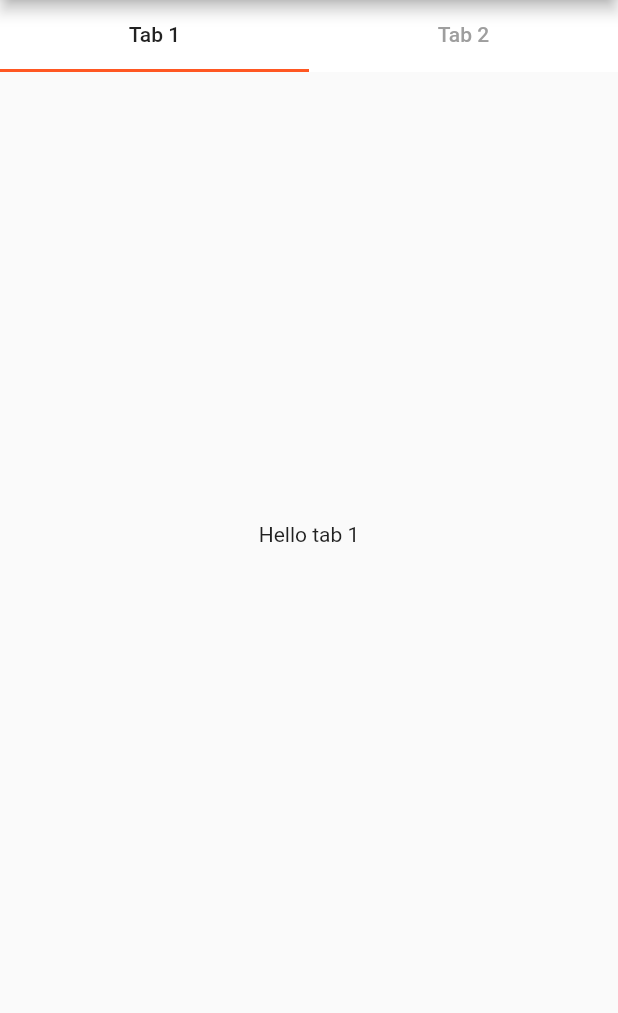
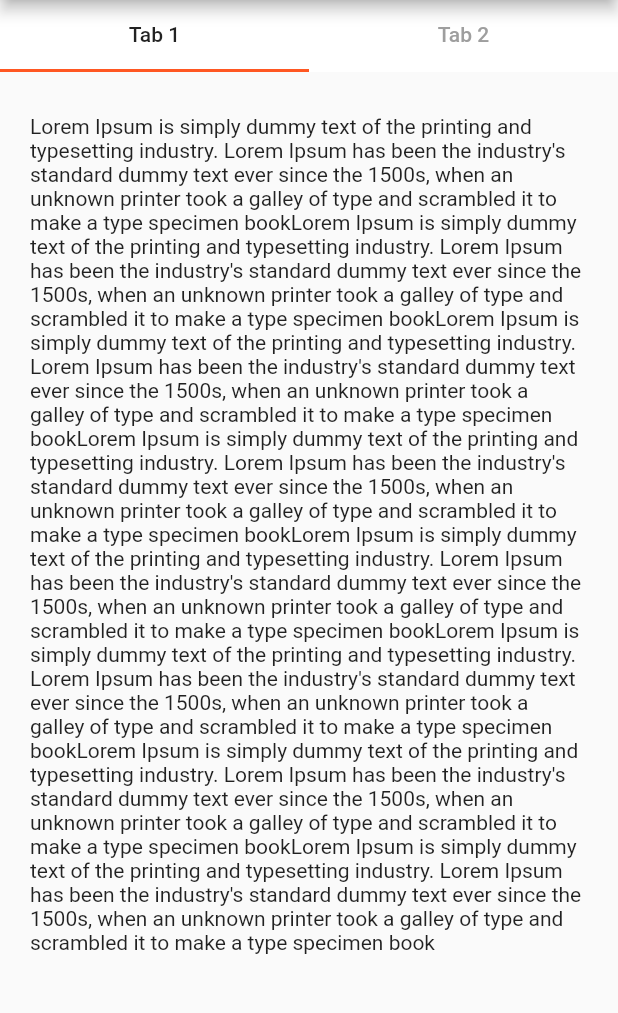
Before and after one commit to kzjn10/Flutter-SliverAppBar-KeepAliveClient, a Flutter app: the screen it shows after launch, scrolled down 298 dp, on a phone screen of 412 x 824 dp, the part 84-1097 px from its top. Run offline on Flutter 3.47's test engine with Material 2 defaults, Android fonts, the phone set to English and light mode, and no system bars; network calls fail.

Commit message:
first commit

```diff
--- a/lib/main.dart
+++ b/lib/main.dart
@@ -10,7 +10,7 @@ class MyApp extends StatelessWidget {
     return new MaterialApp(
       title: 'Flutter Demo',
       theme: new ThemeData(
-        primarySwatch: Colors.blue,
+        primarySwatch: Colors.orange,
       ),
       home: new MyHomePage(title: 'Flutter Demo Home Page'),
     );
@@ -50,7 +50,7 @@ class _MyHomePageState extends State<MyHomePage> with AutomaticKeepAliveClientMi
                           fontSize: 16.0,
                         )),
                     background: Image.network(
-                      "https://images.pexels.com/photos/396547/pexels-photo-396547.jpeg?auto=compress&cs=tinysrgb&h=350",
+                      "https://i.pinimg.com/564x/15/68/74/15687422736584f42e9e4962594c7a2c.jpg",
                       fit: BoxFit.cover,
                     )),
               ),
@@ -70,11 +70,15 @@ class _MyHomePageState extends State<MyHomePage> with AutomaticKeepAliveClientMi
               ),
             ];
           },
-          body: new TabBarView(children: <Widget>[
-           new Tab1View(),
-           new Tab2View(),
+          body: new Container(
+            padding: new EdgeInsets.all(10.0),
+            child:  new TabBarView(children: <Widget>[
+              new Tab1View(),
+              new Tab2View(),
 
-          ])
+            ])
+          )
+
         ),
       ),
     );
--- a/lib/ui/tab_1_view.dart
+++ b/lib/ui/tab_1_view.dart
@@ -6,7 +6,14 @@ class Tab1View extends StatelessWidget {
     return Container(
       padding: new EdgeInsets.all(10.0),
       child: new Center(
-        child: new Text('Hello tab 1'),
+        child: new Text('Lorem Ipsum is simply dummy text of the printing and typesetting industry. Lorem Ipsum has been the industry\'s standard dummy text ever since the 1500s, when an unknown printer took a galley of type and scrambled it to make a type specimen book'
+            'Lorem Ipsum is simply dummy text of the printing and typesetting industry. Lorem Ipsum has been the industry\'s standard dummy text ever since the 1500s, when an unknown printer took a galley of type and scrambled it to make a type specimen book'
+            'Lorem Ipsum is simply dummy text of the printing and typesetting industry. Lorem Ipsum has been the industry\'s standard dummy text ever since the 1500s, when an unknown printer took a galley of type and scrambled it to make a type specimen book'
+            'Lorem Ipsum is simply dummy text of the printing and typesetting industry. Lorem Ipsum has been the industry\'s standard dummy text ever since the 1500s, when an unknown printer took a galley of type and scrambled it to make a type specimen book'
+            'Lorem Ipsum is simply dummy text of the printing and typesetting industry. Lorem Ipsum has been the industry\'s standard dummy text ever since the 1500s, when an unknown printer took a galley of type and scrambled it to make a type specimen book'
+            'Lorem Ipsum is simply dummy text of the printing and typesetting industry. Lorem Ipsum has been the industry\'s standard dummy text ever since the 1500s, when an unknown printer took a galley of type and scrambled it to make a type specimen book'
+            'Lorem Ipsum is simply dummy text of the printing and typesetting industry. Lorem Ipsum has been the industry\'s standard dummy text ever since the 1500s, when an unknown printer took a galley of type and scrambled it to make a type specimen book'
+            'Lorem Ipsum is simply dummy text of the printing and typesetting industry. Lorem Ipsum has been the industry\'s standard dummy text ever since the 1500s, when an unknown printer took a galley of type and scrambled it to make a type specimen book'),
       ),
     );
   }
--- a/lib/ui/tab_2_view.dart
+++ b/lib/ui/tab_2_view.dart
@@ -47,7 +47,7 @@ class Tab2ViewState extends State<Tab2View> with AutomaticKeepAliveClientMixin<T
                   width: width,
                   height: height,
                   child: Image.network(
-                    "https://images.pexels.com/photos/396547/pexels-photo-396547.jpeg?auto=compress&cs=tinysrgb&h=350",
+                    "https://i.pinimg.com/564x/b1/82/97/b182971dfd1fbea8f4142735b0435024.jpg",
                     fit: BoxFit.cover,
                   ),
                 ),
```
